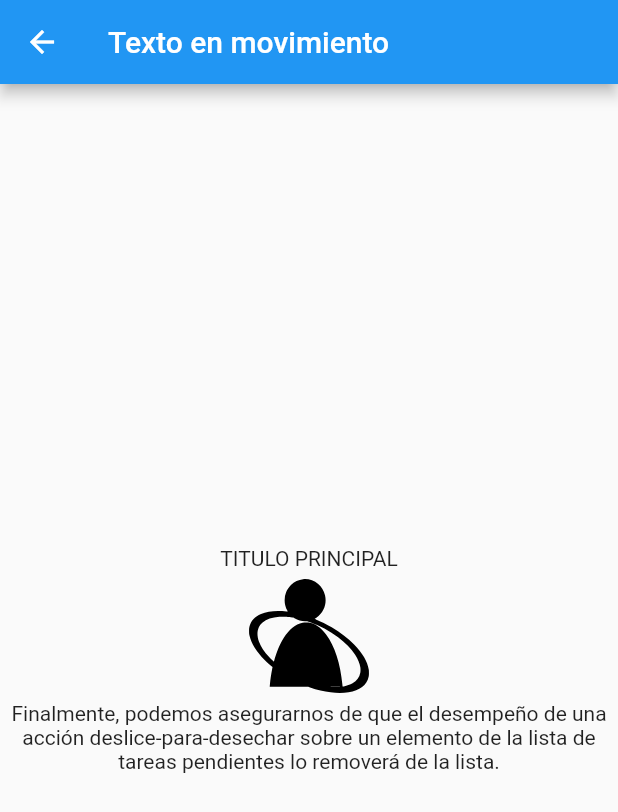
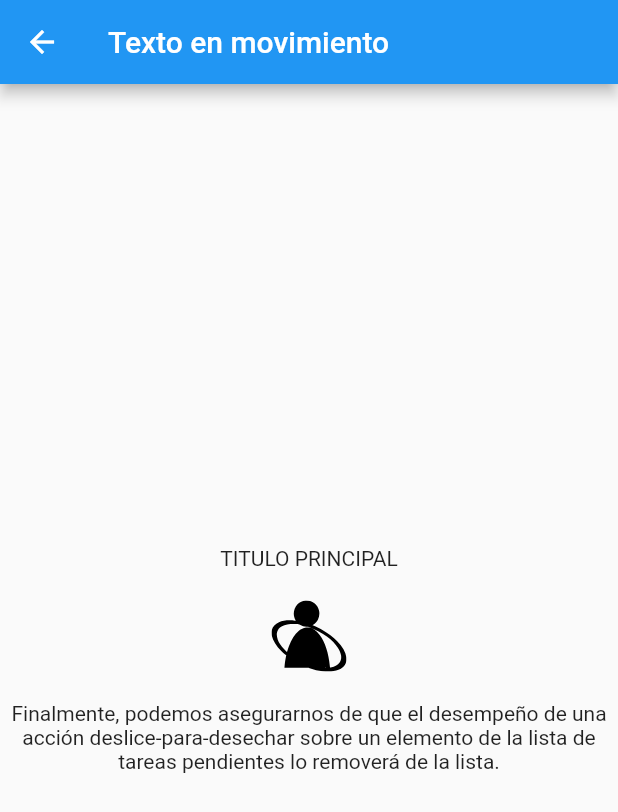
Before and after one commit to DavidEMV1622/Animations_flutter, a Flutter app: the TextoMovimiento screen opened directly, on a phone screen of 412 x 824 dp. Shown: the top 812 px of the screen. Run offline on Flutter 3.47's test engine with Material 2 defaults, Android fonts, the light colour scheme and no system bars; our stand-ins replace flutter_svg.

Commit message:
Comentario agregado

```diff
--- a/lib/src/animacion/texto_movimiento.dart
+++ b/lib/src/animacion/texto_movimiento.dart
@@ -1,5 +1,3 @@
-import 'dart:math';
-
 import 'package:flutter/material.dart';
 import 'package:flutter_svg/svg.dart';
 
@@ -20,6 +18,7 @@ class TextoMovimiento extends StatelessWidget {
           children: <Widget>[
 
             // Widget de animacion sencilla y personalizada que va a manejar un double
+            // Manejo del primer Texto
             TweenAnimationBuilder<double>(
               tween: Tween(begin: 1.0, end: 0.0,), // Interpolacion del inicio y final de la animación (value)
               duration: const Duration(seconds: 1), // Duración de animación
@@ -42,24 +41,29 @@ class TextoMovimiento extends StatelessWidget {
             ),
 
             // Widget de animacion sencilla y personalizada que va a manejar un double
-            // TweenAnimationBuilder<double>(
-            //   tween: Tween(begin: 1.0, end: 0.0,), // Interpolacion del inicio y final de la animación (value)
-            //   duration: const Duration(seconds: 1), // Duración de animación
-            //   builder: (context, value, child) {
-            //     // Manejo del Transfform.translate
-            //     return Transform.translate(
-            //       offset: Offset(-MediaQuery.of(context).size.width * value, 0.0), /* Maneja como aparecera la animación
-            //                                         entre el eje X y Y*/
-            //       child: child, // Lo que se va animar
-            //     );
-            //   },
-            //   child: SvgPicture.asset(
-            //     'assets/usuario.svg',
-            //     width: 50,
-            //   ), // widget animar (child)
-            // ),
+            // Manejo de una imagen
+            TweenAnimationBuilder<double>(
+              tween: Tween(begin: 1.0, end: 0.0,), // Interpolacion del inicio y final de la animación (value)
+              duration: const Duration(seconds: 1), // Duración de animación
+              builder: (context, value, child) {
+                // Manejo del Transfform.translate
+                return Transform.translate(
+                  offset: Offset(
+                    -MediaQuery.of(context).size.width * value, 0.0 /* Maneja como aparecera la animación
+                                                                    entre el eje X y Y*/
+                  ),
 
-            TweenAnimationBuilder<double>(
+                  child: child, // Lo que se va animar
+                );
+              },
+              child: SvgPicture.asset(
+                'assets/usuario.svg',
+                width: 50,
+              ), // widget animar (child)
+            ),
+
+            // **************Animacion de prueba ****************
+            /* TweenAnimationBuilder<double>(
               tween: Tween(begin: 0.0, end: 1.0,), // Interpolacion del inicio y final de la animación (value)
               duration: const Duration(seconds: 1), // Duración de animación
               builder: (context, value, child) {
@@ -94,7 +98,8 @@ class TextoMovimiento extends StatelessWidget {
                     'assets/usuario.svg',
                     width: 50,
               ), // widget animar (child)
-            ),
+            ), */
+            // **************************************************
 
             const SizedBox(
               height: 20,
```
Also changed, not shown: lib/src/animacion/contador.dart (+12 -11 lines).
